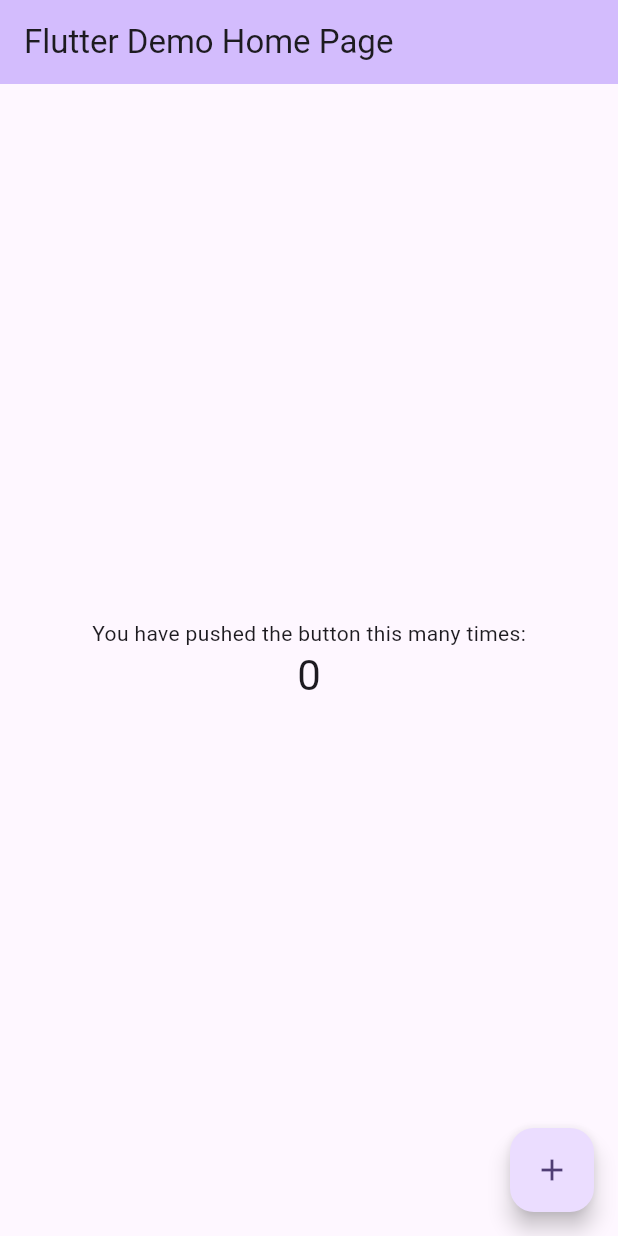
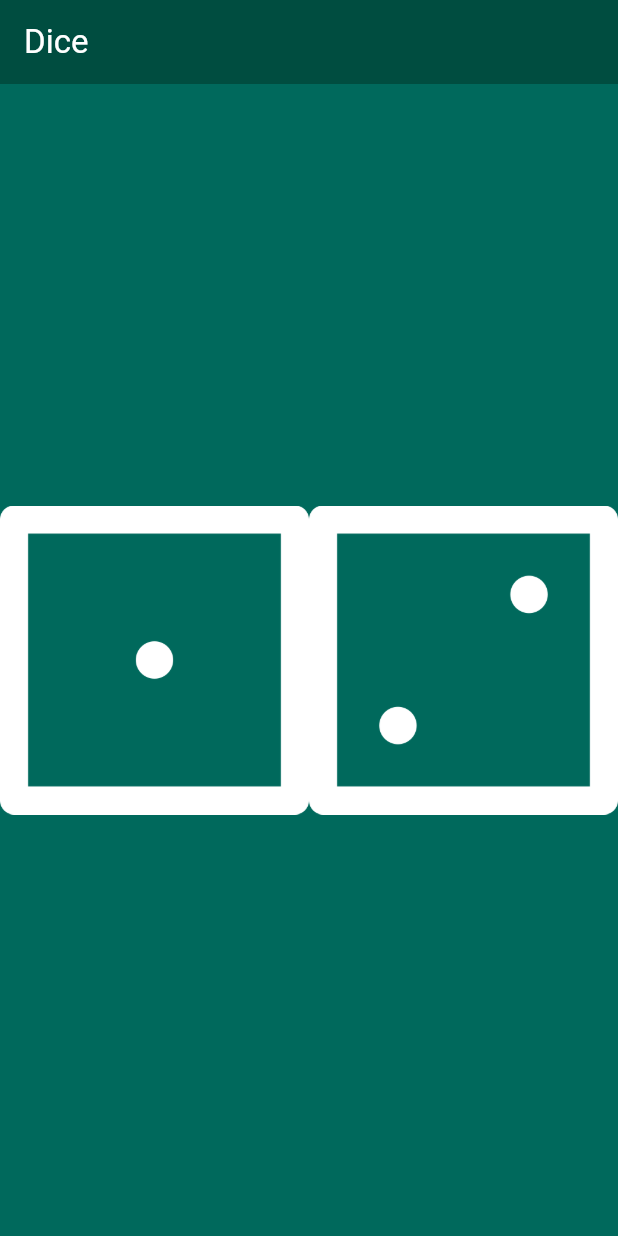
Before and after one commit to hamidd10/dice, a Flutter app: the screen it shows after launch, on a phone screen of 412 x 824 dp. Run offline on Flutter 3.47's test engine with Material 3 defaults, Android fonts, the phone set to English and light mode, and no system bars.

Commit message:
update commit

```diff
--- a/lib/main.dart
+++ b/lib/main.dart
@@ -1,125 +1,37 @@
 import 'package:flutter/material.dart';
 
 void main() {
-  runApp(const MyApp());
+  runApp(
+    MaterialApp(
+      home: Scaffold(
+        backgroundColor: Colors.teal.shade800,
+        appBar: AppBar(
+          title: Text(
+            "Dice",
+            style: TextStyle(color: Colors.white),
+          ),
+          backgroundColor: Colors.teal.shade900,
+        ),
+        body: DicePage(),
+      ),
+    ),
+  );
 }
 
-class MyApp extends StatelessWidget {
-  const MyApp({super.key});
+class DicePage extends StatelessWidget {
+  const DicePage({super.key});
 
-  // This widget is the root of your application.
   @override
   Widget build(BuildContext context) {
-    return MaterialApp(
-      title: 'Flutter Demo',
-      theme: ThemeData(
-        // This is the theme of your application.
-        //
-        // TRY THIS: Try running your application with "flutter run". You'll see
-        // the application has a purple toolbar. Then, without quitting the app,
-        // try changing the seedColor in the colorScheme below to Colors.green
-        // and then invoke "hot reload" (save your changes or press the "hot
-        // reload" button in a Flutter-supported IDE, or press "r" if you used
-        // the command line to start the app).
-        //
-        // Notice that the counter didn't reset back to zero; the application
-        // state is not lost during the reload. To reset the state, use hot
-        // restart instead.
-        //
-        // This works for code too, not just values: Most code changes can be
-        // tested with just a hot reload.
-        colorScheme: ColorScheme.fromSeed(seedColor: Colors.deepPurple),
-        useMaterial3: true,
+    return Center(
+      child: Row(
+        children: [
+          Expanded(
+              child: Image.asset('images/dice1.png')),
+          Expanded(
+              child: Image.asset('images/dice2.png')),
+        ],
       ),
-      home: const MyHomePage(title: 'Flutter Demo Home Page'),
     );
   }
 }
-
-class MyHomePage extends StatefulWidget {
-  const MyHomePage({super.key, required this.title});
-
-  // This widget is the home page of your application. It is stateful, meaning
-  // that it has a State object (defined below) that contains fields that affect
-  // how it looks.
-
-  // This class is the configuration for the state. It holds the values (in this
-  // case the title) provided by the parent (in this case the App widget) and
-  // used by the build method of the State. Fields in a Widget subclass are
-  // always marked "final".
-
-  final String title;
-
-  @override
-  State<MyHomePage> createState() => _MyHomePageState();
-}
-
-class _MyHomePageState extends State<MyHomePage> {
-  int _counter = 0;
-
-  void _incrementCounter() {
-    setState(() {
-      // This call to setState tells the Flutter framework that something has
-      // changed in this State, which causes it to rerun the build method below
-      // so that the display can reflect the updated values. If we changed
-      // _counter without calling setState(), then the build method would not be
-      // called again, and so nothing would appear to happen.
-      _counter++;
-    });
-  }
-
-  @override
-  Widget build(BuildContext context) {
-    // This method is rerun every time setState is called, for instance as done
-    // by the _incrementCounter method above.
-    //
-    // The Flutter framework has been optimized to make rerunning build methods
-    // fast, so that you can just rebuild anything that needs updating rather
-    // than having to individually change instances of widgets.
-    return Scaffold(
-      appBar: AppBar(
-        // TRY THIS: Try changing the color here to a specific color (to
-        // Colors.amber, perhaps?) and trigger a hot reload to see the AppBar
-        // change color while the other colors stay the same.
-        backgroundColor: Theme.of(context).colorScheme.inversePrimary,
-        // Here we take the value from the MyHomePage object that was created by
-        // the App.build method, and use it to set our appbar title.
-        title: Text(widget.title),
-      ),
-      body: Center(
-        // Center is a layout widget. It takes a single child and positions it
-        // in the middle of the parent.
-        child: Column(
-          // Column is also a layout widget. It takes a list of children and
-          // arranges them vertically. By default, it sizes itself to fit its
-          // children horizontally, and tries to be as tall as its parent.
-          //
-          // Column has various properties to control how it sizes itself and
-          // how it positions its children. Here we use mainAxisAlignment to
-          // center the children vertically; the main axis here is the vertical
-          // axis because Columns are vertical (the cross axis would be
-          // horizontal).
-          //
-          // TRY THIS: Invoke "debug painting" (choose the "Toggle Debug Paint"
-          // action in the IDE, or press "p" in the console), to see the
-          // wireframe for each widget.
-          mainAxisAlignment: MainAxisAlignment.center,
-          children: <Widget>[
-            const Text(
-              'You have pushed the button this many times:',
-            ),
-            Text(
-              '$_counter',
-              style: Theme.of(context).textTheme.headlineMedium,
-            ),
-          ],
-        ),
-      ),
-      floatingActionButton: FloatingActionButton(
-        onPressed: _incrementCounter,
-        tooltip: 'Increment',
-        child: const Icon(Icons.add),
-      ), // This trailing comma makes auto-formatting nicer for build methods.
-    );
-  }
-}
```
Also changed, not shown: pubspec.yaml (+3 -9 lines), images/dice1.png (added), images/dice2.png (added), images/dice3.png (added), images/dice4.png (added), images/dice5.png (added), images/dice6.png (added), 1 other file.
